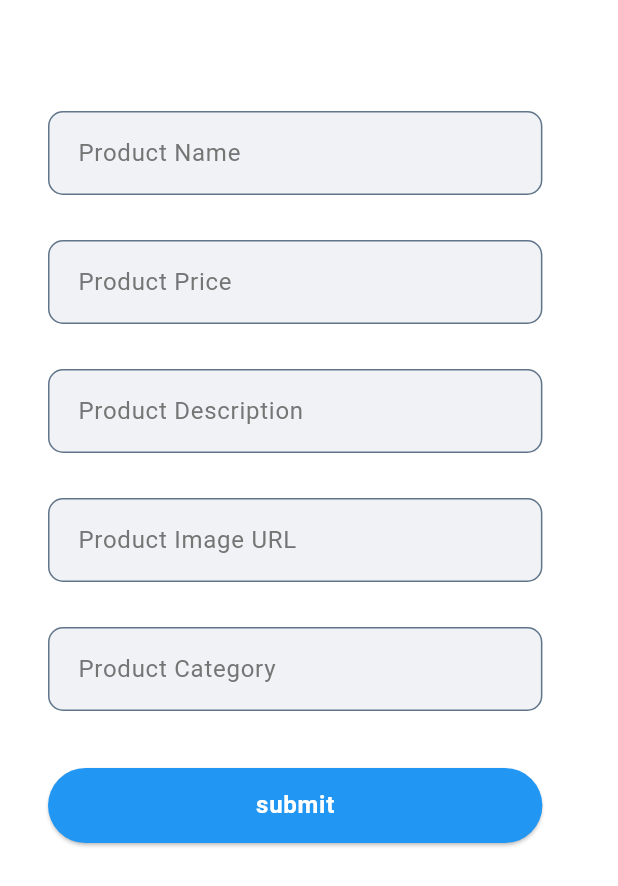
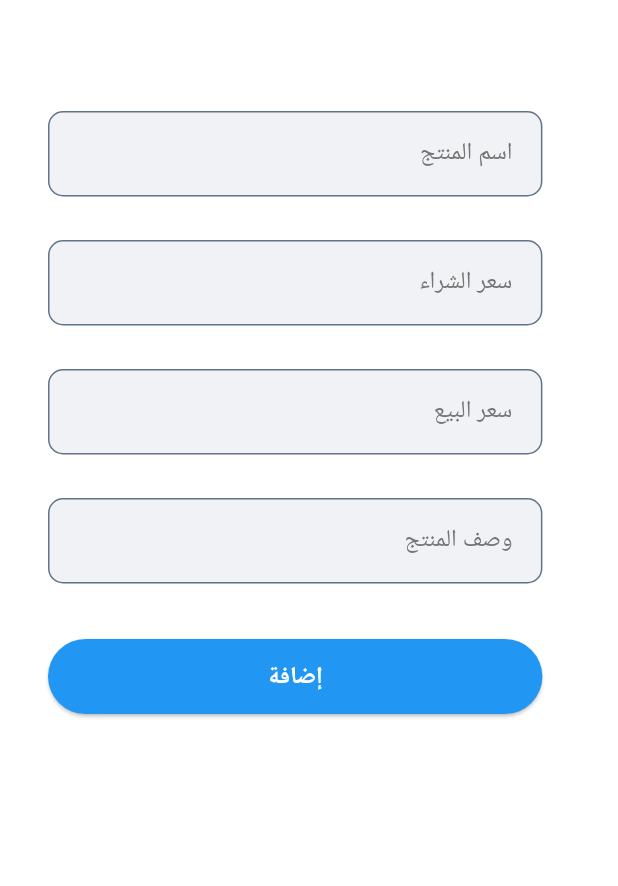
Before and after one commit to youcef-salem/taksit_walid, a Flutter app: the screen it shows after launch, on a phone screen of 412 x 824 dp. Shown: the top 886 px of the screen. Run offline on Flutter 3.47's test engine with Material 3 defaults, Android fonts, the phone set to English and light mode, and no system bars.

Commit message:
making everything in arabic sucess

```diff
--- a/lib/main.dart
+++ b/lib/main.dart
@@ -2,11 +2,15 @@
 import 'package:taksit_walid/controlers/txt_filed_addproduct.dart';
 import 'package:taksit_walid/view/addproduct_page.dart';
 import 'package:provider/provider.dart';
+import 'package:flutter_localizations/flutter_localizations.dart';
+
+
 
 void main() {
   runApp(
     ChangeNotifierProvider(
       create: (_) => TxtFiledAddproduct(),
+
       child: const MyApp(),
     ),
   );
@@ -15,11 +19,22 @@
 class MyApp extends StatelessWidget {
   const MyApp({super.key});
 
+
   // This widget is the root of your application.
   @override
   Widget build(BuildContext context) {
     return MaterialApp(
       debugShowCheckedModeBanner: false,
+       locale: const Locale('ar', 'SA'),
+  supportedLocales: const [
+    Locale('ar', 'SA'),
+  ],
+   // Add these localization delegates
+      localizationsDelegates: const [
+        GlobalMaterialLocalizations.delegate,
+        GlobalWidgetsLocalizations.delegate,
+        GlobalCupertinoLocalizations.delegate,
+      ],
       theme: ThemeData(
         inputDecorationTheme: InputDecorationTheme(
           labelStyle: TextStyle(color: Colors.grey[600]),
@@ -47,6 +62,13 @@
         primaryColor: Colors.blue,
         scaffoldBackgroundColor: Colors.white,
       ),
+       builder: (context, child) {
+    return Directionality(
+      textDirection: TextDirection.rtl,
+      child: child!,
+    );
+  },
+
       home: AddproductPage(),
     );
   }
--- a/lib/model/txt_addproduct.dart
+++ b/lib/model/txt_addproduct.dart
@@ -4,30 +4,25 @@ class product {
 
   // Example property
   String productName;
+  double buy_Price;
   double productPrice;
+
   String productDescription;
-  String productImageUrl;
-  String productCategory ;
 
   // Constructor
   product({
     required this.productName,
+    required this .buy_Price,
     required this.productPrice,
+
     required this.productDescription,
-    required this.productImageUrl,
-    required this.productCategory,
   });
   @override
   String toString() {
     // TODO: implement toString
 
-    return  'Product Name: $productName, Price: $productPrice, Description: $productDescription, Image URL: $productImageUrl, Category: $productCategory';
+    return 'Product Name: $productName, Buy Price: $buy_Price, Price: $productPrice, Description: $productDescription';
   }
 
-
-
-
   // Example method
-
-
 }
--- a/lib/view/addproduct_page.dart
+++ b/lib/view/addproduct_page.dart
@@ -21,53 +21,40 @@ class AddproductPage extends StatelessWidget {
                   children: [
                     const SizedBox(height: 50),
                     txtFiled_add(
-                      hintText: 'Enter product name',
-                      labelText: 'Product Name',
+                      hintText: 'ادخل اسم المنتج',
+                      labelText: 'اسم المنتج',
                       size: MediaQuery.of(context).size,
-                      validator: prControler.validateName,
+                      validator: (p0) => prControler.validateName(p0!),
                       controller: prControler.nameController,
                     ),
                     txtFiled_add(
-                      hintText: 'Enter product price',
-                      labelText: 'Product Price',
+                      hintText: 'ادخل سعر الشراء',
+                      labelText: 'سعر الشراء',
                       size: MediaQuery.of(context).size,
                       validator: (p0) => prControler.validatePrice(p0!),
-                      controller: prControler.priceController,
+                      controller: prControler.price_controler,
                     ),
                     txtFiled_add(
-                      hintText: 'Enter product description',
-                      labelText: 'Product Description',
+                      hintText: 'ادخل سعر البيع',
+                      labelText: 'سعر البيع',
                       size: MediaQuery.of(context).size,
-                      validator: (p0) =>  prControler.validateDescription(p0!),
+                      validator: (p0) => prControler.validatePrice(p0!),
+                      controller: prControler.buy_price_controler,
+                    ),
+
+                    txtFiled_add(
+                      hintText: "ادخل وصف المنتج",
+                      labelText: "وصف المنتج",
+                      size: MediaQuery.of(context).size,
+                      validator: (p0) => prControler.validateDescription(p0!),
                       controller: prControler.descriptionController,
                     ),
-                    txtFiled_add(
-                      hintText: 'Enter product image URL',
-                      labelText: 'Product Image URL',
+                    MainButton(
+                      txt: 'إضافة',
                       size: MediaQuery.of(context).size,
-                      validator: (p0) => prControler.validateImageUrl(p0!),
-                      controller: prControler.imageUrlController,
+                      onPressed: () => prControler.onpressed(context)
+
                     ),
-                    txtFiled_add(
-                      hintText: "Enter product category",
-                      labelText: "Product Category",
-                      size:  MediaQuery.of(context).size,
-                      validator: (p0) => prControler.validateCategory(p0!),
-                      controller: prControler.categoryController,
-                    ),
-
-                    MainButton(
-                      txt: 'submit',
-                      size: MediaQuery.of(context).size,
-                      onPressed: () {
-
-                        if (prControler.validateForm()) {
-
-
-
-                        }
-                      },
-                    )
                   ],
                 ),
               ),
--- a/lib/widgets/txt_filed.dart
+++ b/lib/widgets/txt_filed.dart
@@ -28,20 +28,26 @@ class txtFiled_add extends StatelessWidget {
         width: size.width * 0.8,
         height: 70,
         child: TextFormField(
+
           controller: controller,
           validator: validator,
-          focusNode: focusNode,
           onChanged: onChanged,
-          onFieldSubmitted: (value) {
-            controller?.text = value;
-          },
+          // Add these properties for Arabic support
+          textAlign: TextAlign.right,
+          textDirection: TextDirection.rtl,
           decoration: InputDecoration(
             filled: true,
             fillColor: const Color(0xFFF0F2F5),
-            contentPadding: const EdgeInsets.symmetric(horizontal: 16, vertical: 16),
+            contentPadding: const EdgeInsets.symmetric(
+              horizontal: 16,
+              vertical: 16,
+            ),
             border: const OutlineInputBorder(),
             labelText: labelText,
             hintText: hintText,
+            // Align hint and label to right
+            alignLabelWithHint: true,
+            hintTextDirection: TextDirection.rtl,
           ),
         ),
       ),
--- a/pubspec.yaml
+++ b/pubspec.yaml
@@ -21,6 +21,8 @@ dependencies:
   # Use with the CupertinoIcons class for iOS style icons.
   cupertino_icons: ^1.0.8
   persistent_bottom_nav_bar_v2: ^6.0.1
+  flutter_localizations:
+    sdk: flutter
 
 dev_dependencies:
   flutter_test:
```
Also changed, not shown: lib/controlers/txt_filed_addproduct.dart (+90 -48 lines), pubspec.lock.
